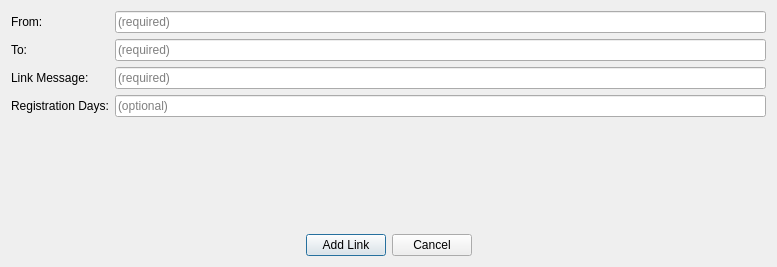
Old version of the form src/qt/forms/bdapaddlinkdialog.ui in the repository duality-solutions/Dynamic.
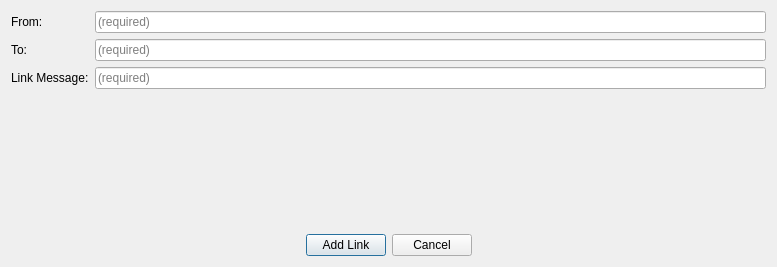
New version of the form. Icons and pictures are not drawn.

Commit message: [BDAP] Remove link registration days from UI

What changed in the file:
```diff
--- a/src/qt/forms/bdapaddlinkdialog.ui
+++ b/src/qt/forms/bdapaddlinkdialog.ui
@@ -39,13 +39,6 @@
          </property>
         </widget>
        </item>
-       <item row="3" column="0">
-        <widget class="QLabel" name="label_4">
-         <property name="text">
-          <string>Registration Days:</string>
-         </property>
-        </widget>
-       </item>
        <item row="0" column="1">
         <widget class="QLineEdit" name="lineEditRequestor">
          <property name="placeholderText">
@@ -67,13 +60,6 @@
          </property>
         </widget>
        </item>
-       <item row="3" column="1">
-        <widget class="QLineEdit" name="lineEditRegistrationDays">
-         <property name="placeholderText">
-          <string>(optional)</string>
-         </property>
-        </widget>
-       </item>
       </layout>
      </item>
      <item>
```
The commit also changes 1 other file.
